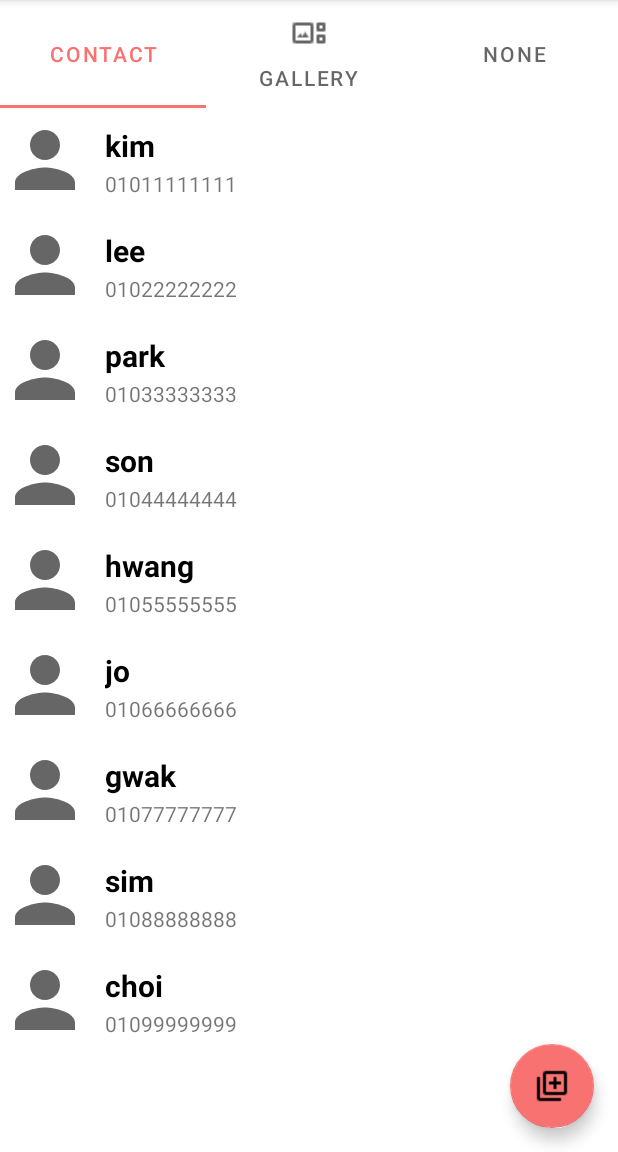
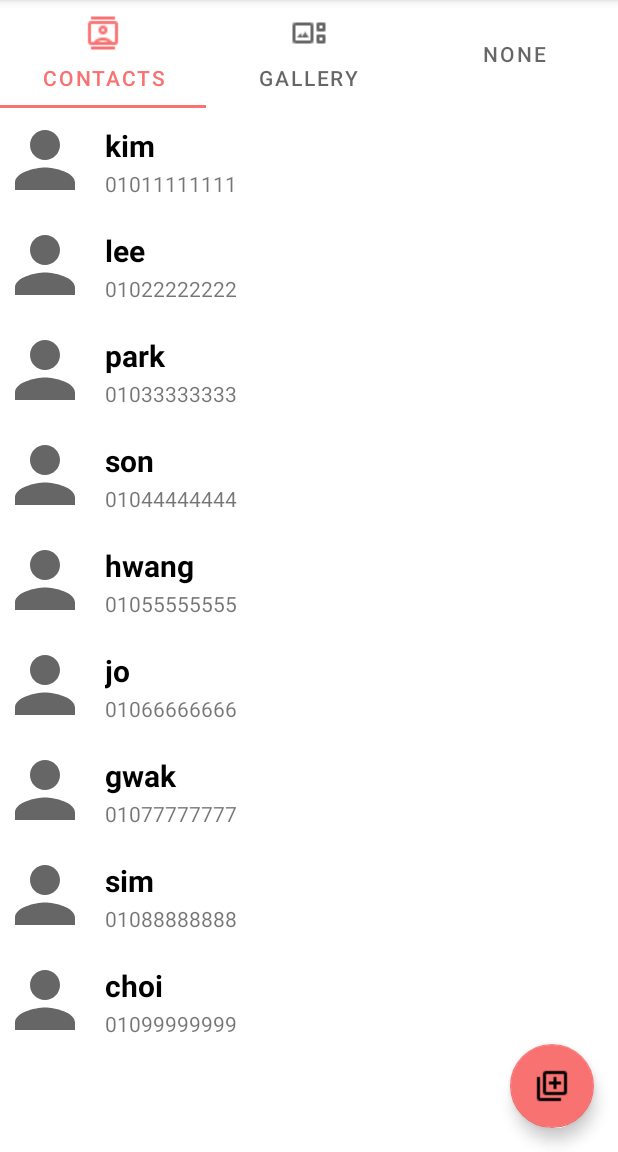
Before and after one commit to kimseongah/madcamp_1week, an Android app: the screen it shows after launch (MainActivity), on a phone screen of 412 x 824 dp, the part 84-1236 px from its top. Run offline under Robolectric (Android 15) with nearby library versions, the phone set to English and light mode, and no system bars; our stand-ins replace data binding.

Commit message:
add contacts icon

```diff
--- a/app/src/main/java/com/example/kotlinfolio/FragmentAdapter.kt
+++ b/app/src/main/java/com/example/kotlinfolio/FragmentAdapter.kt
@@ -24,7 +24,7 @@ class FragmentAdapter (fm : FragmentManager): FragmentPagerAdapter(fm) {
     override fun getPageTitle(position: Int): CharSequence? {
         val title = when(position)
         {
-            0->"Contact"
+            0->"Contacts"
             1->"Gallery"
             2->"None"
             else -> "Contact"
--- a/app/src/main/java/com/example/kotlinfolio/MainActivity.kt
+++ b/app/src/main/java/com/example/kotlinfolio/MainActivity.kt
@@ -18,6 +18,7 @@ class MainActivity : AppCompatActivity() {
         pager.adapter = pagerAdapter
         val tab = findViewById<TabLayout>(R.id.tabLayout)
         tab.setupWithViewPager(pager)
+        tab.getTabAt(0)?.setIcon(R.drawable.contacts_thumbnail)
         tab.getTabAt(1)?.setIcon(R.drawable.gallery_thumbnail)
 
     }
```
Also changed, not shown: app/src/main/res/drawable/contacts_thumbnail.png (added).
